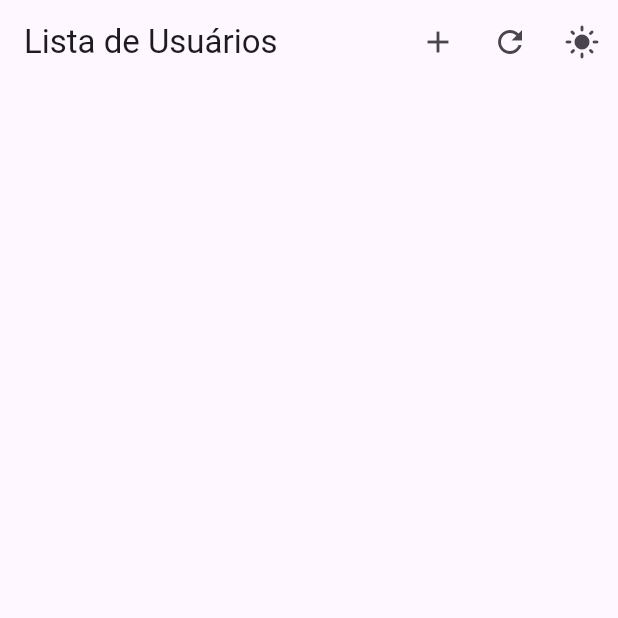
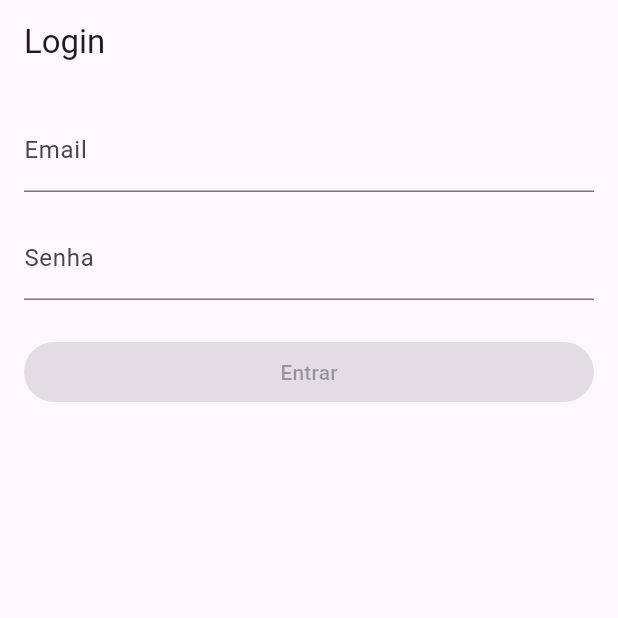
Before and after one commit to kauarodri90/Desenvovimento-Mobile, a Flutter app: the screen it shows after launch, on a phone screen of 412 x 824 dp, the top half of it. Run offline on Flutter 3.47's test engine with Material 3 defaults, Android fonts, the phone set to English and light mode, and no system bars; our stand-ins replace flutter_bloc, shared_preferences, sqflite_common_ffi; accounts and stored records are empty.

Commit message:
formulario de login

```diff
--- /dev/null
+++ b/lib/bloc/login_cubit.dart
@@ -0,0 +1,47 @@
+import 'package:flutter_bloc/flutter_bloc.dart';
+
+class LoginState {
+  final String email;
+  final String password;
+  final bool isValid;
+
+  LoginState({
+    required this.email,
+    required this.password,
+    required this.isValid,
+  });
+
+  factory LoginState.initial() => LoginState(email: '', password: '', isValid: false);
+
+  LoginState copyWith({String? email, String? password, bool? isValid}) {
+    return LoginState(
+      email: email ?? this.email,
+      password: password ?? this.password,
+      isValid: isValid ?? this.isValid,
+    );
+  }
+}
+
+class LoginCubit extends Cubit<LoginState> {
+  LoginCubit() : super(LoginState.initial());
+
+  void updateEmail(String email) {
+    final newState = state.copyWith(email: email);
+    _validateForm(newState);
+  }
+
+  void updatePassword(String password) {
+    final newState = state.copyWith(password: password);
+    _validateForm(newState);
+  }
+
+  void _validateForm(LoginState newState) {
+    final isValid = newState.email.contains('@') && newState.password.length >= 6;
+    emit(newState.copyWith(isValid: isValid));
+  }
+
+  void submit() {
+
+    print('E-mail: ${state.email}, Senha: ${state.password}');
+  }
+}
--- a/lib/main.dart
+++ b/lib/main.dart
@@ -1,35 +1,9 @@
 import 'package:flutter/material.dart';
-import 'package:provider/provider.dart';
-import 'theme_provider.dart';
-import 'pages/usuario_page.dart';
-import 'package:sqflite_common_ffi/sqflite_ffi.dart';
+import 'pages/login_page.dart';
 
 void main() {
-  sqfliteFfiInit();
-  databaseFactory = databaseFactoryFfi;
-
-  runApp(
-    ChangeNotifierProvider(
-      create: (_) => ThemeProvider(),
-      child: const MyApp(),
-    ),
-  );
+  runApp(MaterialApp(
+    home: LoginPage(),
+    debugShowCheckedModeBanner: false,
+  ));
 }
-
-class MyApp extends StatelessWidget {
-  const MyApp({super.key});
-
-  @override
-  Widget build(BuildContext context) {
-    final themeProvider = Provider.of<ThemeProvider>(context);
-
-    return MaterialApp(
-      debugShowCheckedModeBanner: false,
-      title: 'Meu App',
-      themeMode: themeProvider.isDarkMode ? ThemeMode.dark : ThemeMode.light,
-      theme: ThemeData.light(),
-      darkTheme: ThemeData.dark(),
-      home: const UsuarioPage(),
-    );
-  }
-}
--- /dev/null
+++ b/lib/pages/login_page.dart
@@ -0,0 +1,64 @@
+import 'package:flutter/material.dart';
+import 'package:flutter_bloc/flutter_bloc.dart';
+import '../bloc/login_cubit.dart';
+
+class LoginPage extends StatelessWidget {
+  @override
+  Widget build(BuildContext context) {
+    return BlocProvider(
+      create: (_) => LoginCubit(),
+      child: Scaffold(
+        appBar: AppBar(title: const Text('Login')),
+        body: Padding(
+          padding: const EdgeInsets.all(16.0),
+          child: BlocBuilder<LoginCubit, LoginState>(
+            builder: (context, state) {
+              final cubit = context.read<LoginCubit>();
+              return Column(
+                crossAxisAlignment: CrossAxisAlignment.stretch,
+                children: [
+                  TextField(
+                    onChanged: cubit.updateEmail,
+                    decoration: InputDecoration(
+                      labelText: 'Email',
+                      errorText: !state.email.contains('@') && state.email.isNotEmpty
+                          ? 'E-mail inválido'
+                          : null,
+                    ),
+                  ),
+                  const SizedBox(height: 16),
+                  TextField(
+                    obscureText: true,
+                    onChanged: cubit.updatePassword,
+                    decoration: InputDecoration(
+                      labelText: 'Senha',
+                      errorText: state.password.length < 6 && state.password.isNotEmpty
+                          ? 'Senha deve ter no mínimo 6 caracteres'
+                          : null,
+                    ),
+                  ),
+                  const SizedBox(height: 24),
+                  ElevatedButton(
+                    onPressed: state.isValid
+                        ? () {
+                            cubit.submit();
+                            ScaffoldMessenger.of(context).showSnackBar(
+                              const SnackBar(
+                                content: Text('Login realizado com sucesso'),
+                                backgroundColor: Colors.green,
+                                duration: Duration(seconds: 2),
+                              ),
+                            );
+                          }
+                        : null,
+                    child: const Text('Entrar'),
+                  ),
+                ],
+              );
+            },
+          ),
+        ),
+      ),
+    );
+  }
+}
--- a/pubspec.yaml
+++ b/pubspec.yaml
@@ -30,7 +30,7 @@ environment:
 dependencies:
   flutter:
     sdk: flutter
-
+  flutter_bloc: ^8.1.3
   # The following adds the Cupertino Icons font to your application.
   # Use with the CupertinoIcons class for iOS style icons.
   provider: ^6.1.1
```
Also changed, not shown: pubspec.lock.
